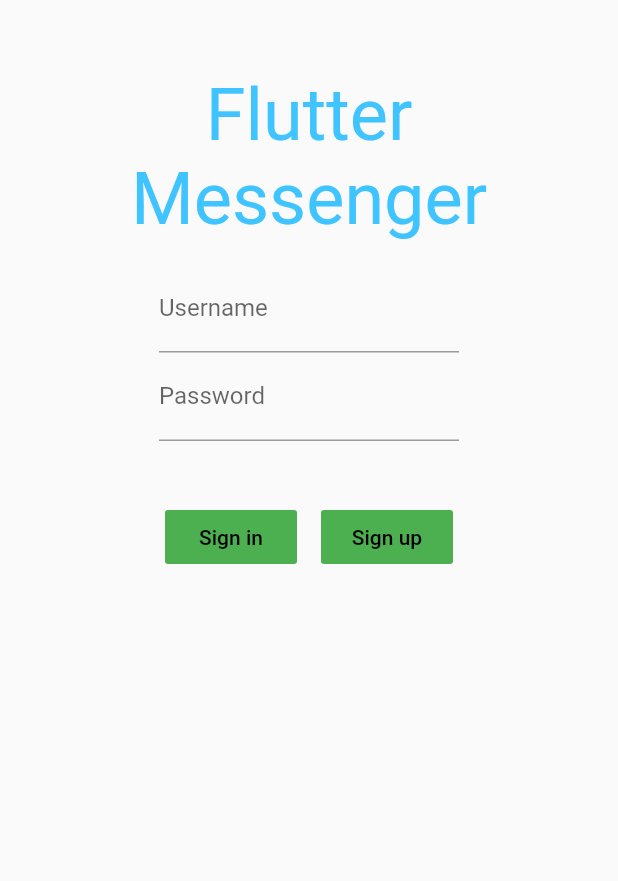
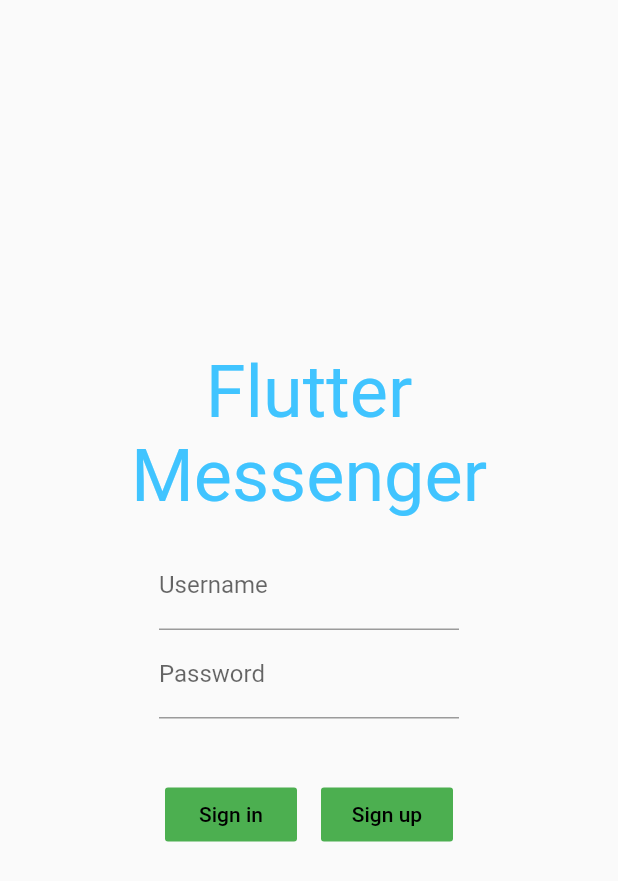
Before and after one commit to Pentomatics/FlutterMessenger, a Flutter app: the screen it shows after launch, on a phone screen of 412 x 824 dp. Shown: the top 881 px of the screen. Run offline on Flutter 3.47's test engine with Material 2 defaults, Android fonts, the phone set to English and light mode, and no system bars; our stand-ins replace cloud_firestore, convert, firebase_auth; accounts and stored records are empty.

```diff
--- a/lib/pages/login_page.dart
+++ b/lib/pages/login_page.dart
@@ -29,6 +29,7 @@ class LoginPageState extends State<LoginPage> {
     return Scaffold(
       body: new Center(
         child: new ListView(
+          shrinkWrap: true,
           children: <Widget>[
             new Container(
               margin: EdgeInsets.all(48.0),
@@ -43,7 +44,6 @@ class LoginPageState extends State<LoginPage> {
                       key: _formKey,
                       autovalidate: _autoValidate,
                       child: new Column(
-                        crossAxisAlignment: CrossAxisAlignment.stretch,
                         children: <Widget>[
                           new TextFormField(
                             decoration: new InputDecoration(labelText: 'Username'),
@@ -68,7 +68,6 @@ class LoginPageState extends State<LoginPage> {
                   new Container(
                     padding: EdgeInsets.symmetric(vertical: 16.0),
                     child: new Row(
-                      mainAxisSize: MainAxisSize.max,
                       mainAxisAlignment: MainAxisAlignment.center,
                       children: <Widget>[
                         new Container(
@@ -100,7 +99,7 @@ class LoginPageState extends State<LoginPage> {
   }
 
   String generateMd5(String data) {
-    List<int> content = new Utf8Encoder().convert(data);
+    List<int> content = utf8.encode(data);
     Digest digest = md5.convert(content);
     return hex.encode(digest.bytes);
   }
```
Also changed, not shown: lib/pages/chat_page.dart (+7 -2 lines), 1 other file.
